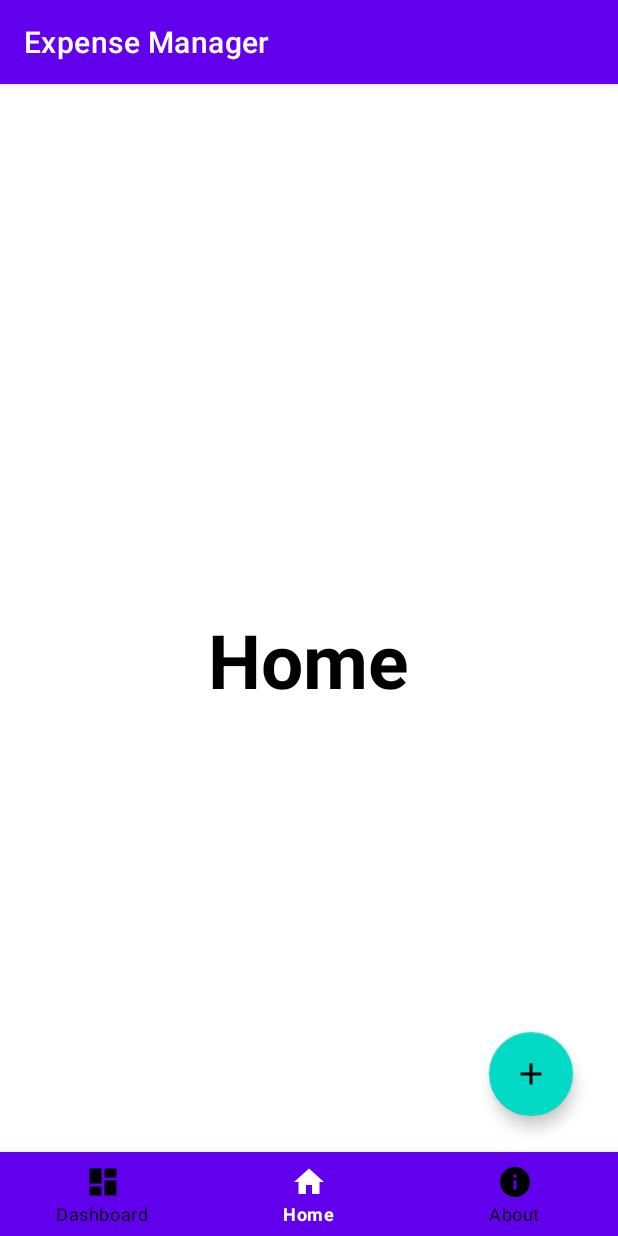
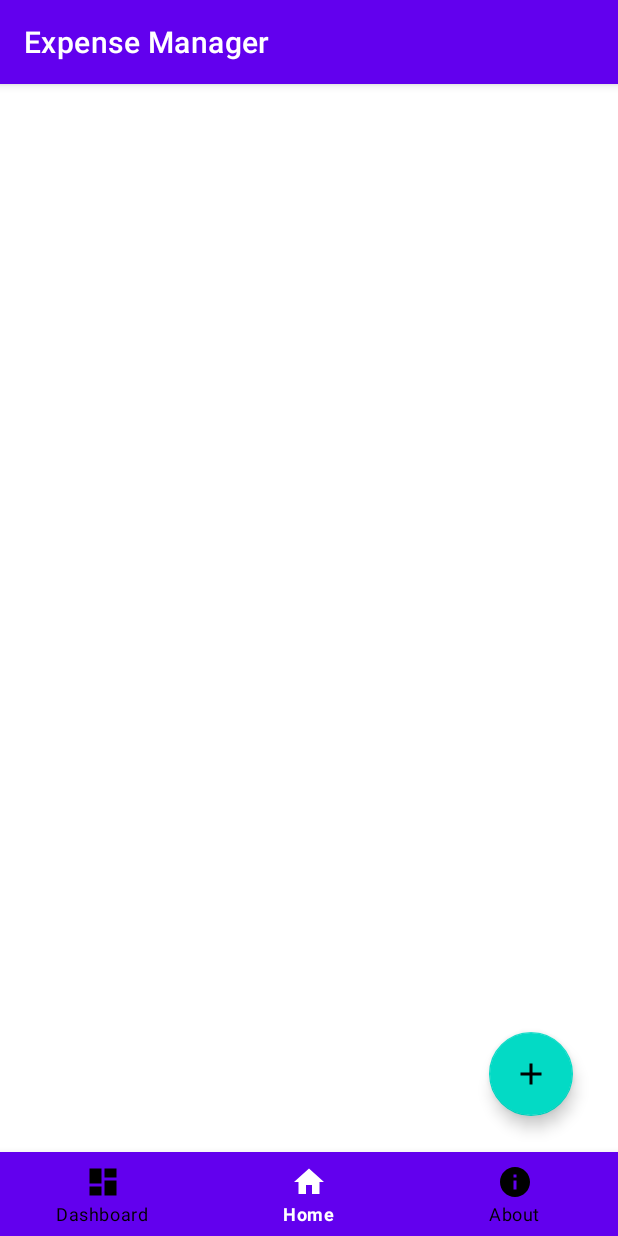
Before and after one commit to KEROUKHOO/CAT201-PROJECT, an Android app: the screen it shows after launch (MainActivity), on a phone screen of 412 x 824 dp. Run offline under Robolectric (Android 15) with nearby library versions, the phone set to English and light mode, and no system bars.

Commit message:
Remove textView

```diff
--- a/app/src/main/res/layout/activity_main.xml
+++ b/app/src/main/res/layout/activity_main.xml
@@ -27,8 +27,8 @@
         android:layout_above="@+id/add"
         android:layout_alignParentEnd="true"
         android:layout_alignParentRight="true"
-        android:layout_marginEnd="30dp"
-        android:layout_marginRight="30dp"
+        android:layout_marginEnd="25dp"
+        android:layout_marginRight="25dp"
         android:layout_marginBottom="9dp"
         android:backgroundTint="#8c8c8c"
         android:clickable="false"
@@ -43,23 +43,14 @@
         android:layout_above="@+id/money"
         android:layout_alignParentEnd="true"
         android:layout_alignParentRight="true"
-        android:layout_marginEnd="30dp"
-        android:layout_marginRight="30dp"
-        android:layout_marginBottom="10dp"
+        android:layout_marginEnd="25dp"
+        android:layout_marginRight="25dp"
+        android:layout_marginBottom="9dp"
         android:backgroundTint="#8c8c8c"
         android:clickable="false"
         android:visibility="invisible"
         app:srcCompat="@drawable/shop"
         tools:ignore="UnknownId" />
-
-    <TextView
-        android:layout_width="wrap_content"
-        android:layout_height="wrap_content"
-        android:text="Home"
-        android:textSize="50sp"
-        android:textStyle="bold"
-        android:layout_centerInParent="true"
-        android:textColor="@color/black" />
 
     <com.google.android.material.bottomnavigation.BottomNavigationView
         android:layout_width="match_parent"
```
Also changed, not shown: app/src/main/res/layout/activity_dashboard.xml (+0 -9 lines).
